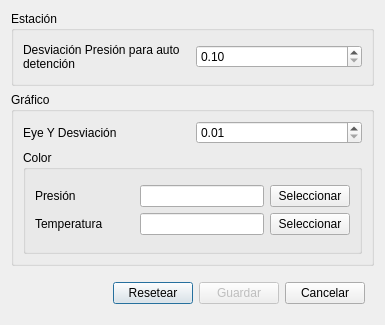
The window that components/plotsettings.ui (eastanganelli/HoopTesting_DataCollector) describes before a commit, drawn with Qt 5.
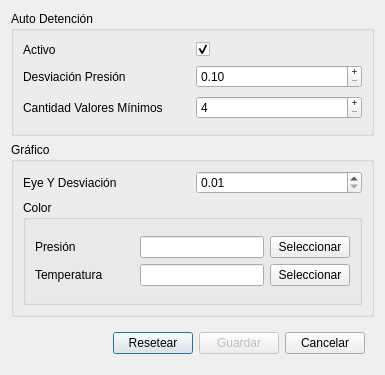
The same window after the commit.

```diff
--- a/components/plotsettings.ui
+++ b/components/plotsettings.ui
@@ -7,19 +7,19 @@
     <x>0</x>
     <y>0</y>
     <width>385</width>
-    <height>325</height>
+    <height>375</height>
    </rect>
   </property>
   <property name="minimumSize">
    <size>
     <width>385</width>
-    <height>325</height>
+    <height>375</height>
    </size>
   </property>
   <property name="maximumSize">
    <size>
     <width>385</width>
-    <height>800</height>
+    <height>375</height>
    </size>
   </property>
   <property name="windowTitle">
@@ -28,6 +28,18 @@
   <layout class="QGridLayout" name="gridLayout">
    <item row="2" column="0" colspan="2">
     <widget class="QWidget" name="widget" native="true">
+     <property name="sizePolicy">
+      <sizepolicy hsizetype="Preferred" vsizetype="Fixed">
+       <horstretch>0</horstretch>
+       <verstretch>0</verstretch>
+      </sizepolicy>
+     </property>
+     <property name="minimumSize">
+      <size>
+       <width>0</width>
+       <height>20</height>
+      </size>
+     </property>
      <layout class="QGridLayout" name="gridLayout_2">
       <item row="1" column="1">
        <widget class="QPushButton" name="btnDefaultValues">
@@ -71,15 +83,24 @@
    </item>
    <item row="1" column="0" colspan="2">
     <widget class="QGroupBox" name="gbPlot">
+     <property name="sizePolicy">
+      <sizepolicy hsizetype="Preferred" vsizetype="Fixed">
+       <horstretch>0</horstretch>
+       <verstretch>0</verstretch>
+      </sizepolicy>
+     </property>
      <property name="minimumSize">
       <size>
        <width>0</width>
-       <height>174</height>
+       <height>175</height>
       </size>
      </property>
      <property name="title">
       <string>Gráfico</string>
      </property>
+     <property name="flat">
+      <bool>false</bool>
+     </property>
      <layout class="QGridLayout" name="gridLayout_5">
       <item row="0" column="0">
        <widget class="QLabel" name="lblYAxisDesviation">
@@ -201,31 +222,27 @@
    </item>
    <item row="0" column="0" colspan="2">
     <widget class="QGroupBox" name="groupBox">
+     <property name="sizePolicy">
+      <sizepolicy hsizetype="Preferred" vsizetype="Fixed">
+       <horstretch>0</horstretch>
+       <verstretch>0</verstretch>
+      </sizepolicy>
+     </property>
      <property name="minimumSize">
       <size>
        <width>0</width>
-       <height>75</height>
+       <height>125</height>
       </size>
      </property>
      <property name="title">
-      <string>Estación</string>
+      <string>Auto Detención</string>
      </property>
      <layout class="QGridLayout" name="gridLayout_6">
-      <item row="0" column="0">
-       <widget class="QLabel" name="lblPressureStop">
-        <property name="text">
-         <string>Desviación Presión para auto detención</string>
-        </property>
-        <property name="wordWrap">
-         <bool>true</bool>
-        </property>
-        <property name="openExternalLinks">
-         <bool>true</bool>
-        </property>
-       </widget>
-      </item>
-      <item row="0" column="1">
+      <item row="1" column="1">
        <widget class="QDoubleSpinBox" name="sboxPressureDesviation">
+        <property name="buttonSymbols">
+         <enum>QAbstractSpinBox::PlusMinus</enum>
+        </property>
         <property name="minimum">
          <double>0.100000000000000</double>
         </property>
@@ -237,6 +254,56 @@
         </property>
        </widget>
       </item>
+      <item row="1" column="0">
+       <widget class="QLabel" name="lblPressureStop">
+        <property name="text">
+         <string>Desviación Presión</string>
+        </property>
+        <property name="wordWrap">
+         <bool>true</bool>
+        </property>
+        <property name="openExternalLinks">
+         <bool>true</bool>
+        </property>
+       </widget>
+      </item>
+      <item row="0" column="0">
+       <widget class="QLabel" name="label">
+        <property name="text">
+         <string>Activo</string>
+        </property>
+       </widget>
+      </item>
+      <item row="0" column="1">
+       <widget class="QCheckBox" name="cbActiveDesviation">
+        <property name="text">
+         <string/>
+        </property>
+        <property name="checked">
+         <bool>true</bool>
+        </property>
+        <property name="tristate">
+         <bool>false</bool>
+        </property>
+       </widget>
+      </item>
+      <item row="2" column="0">
+       <widget class="QLabel" name="label_2">
+        <property name="text">
+         <string>Cantidad Valores Mínimos</string>
+        </property>
+       </widget>
+      </item>
+      <item row="2" column="1">
+       <widget class="QSpinBox" name="sboxMinValuesDesviation">
+        <property name="buttonSymbols">
+         <enum>QAbstractSpinBox::PlusMinus</enum>
+        </property>
+        <property name="minimum">
+         <number>4</number>
+        </property>
+       </widget>
+      </item>
      </layout>
     </widget>
    </item>
```
Left out of the diff: 2 changed lines with no effect on the pictures.
